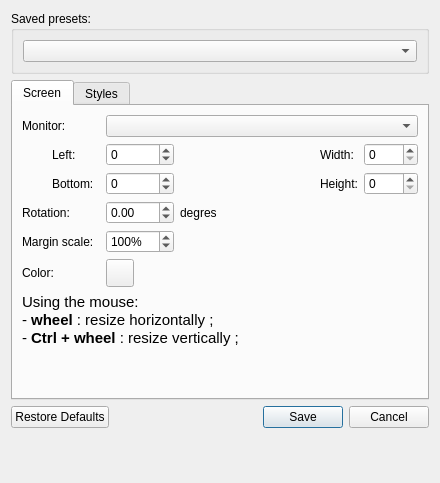
Before: the Qt Designer form src/configeditor.ui in Subtivals/subtivals, drawn with Qt 5.
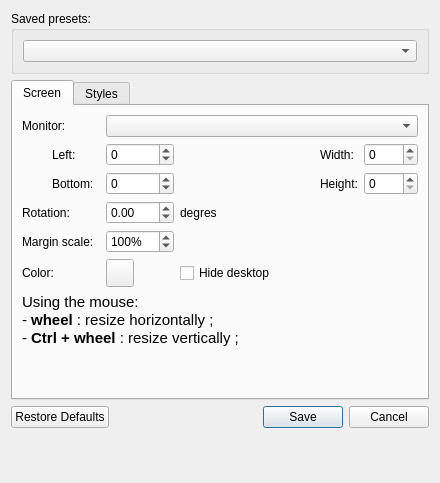
After: the same form once the commit is applied. Icons and pictures are not drawn.

Commit message: Hide desktop on monitor with subtitles (ref #129)

```diff
--- a/src/configeditor.ui
+++ b/src/configeditor.ui
@@ -326,6 +326,13 @@
            </property>
           </widget>
          </item>
+         <item row="5" column="4" colspan="4">
+          <widget class="QCheckBox" name="hideDesktop">
+           <property name="text">
+            <string>Hide desktop</string>
+           </property>
+          </widget>
+         </item>
         </layout>
        </widget>
        <widget class="QWidget" name="tabStyles">
```
Left out of the diff: 16 changed lines with no effect on the pictures. The commit also changes 6 other files.
